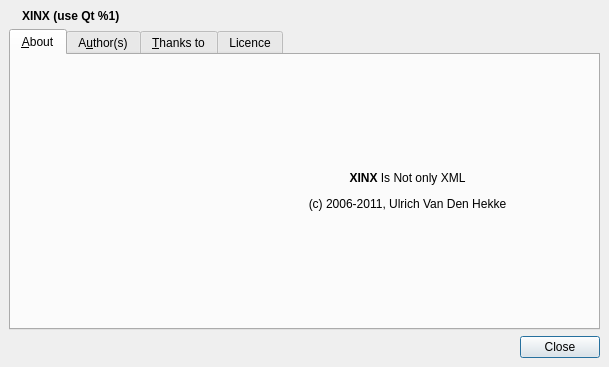
This is framework/application/about.ui in phoenix741/xinx as Qt 5 draws it before an edit. The edited form follows.
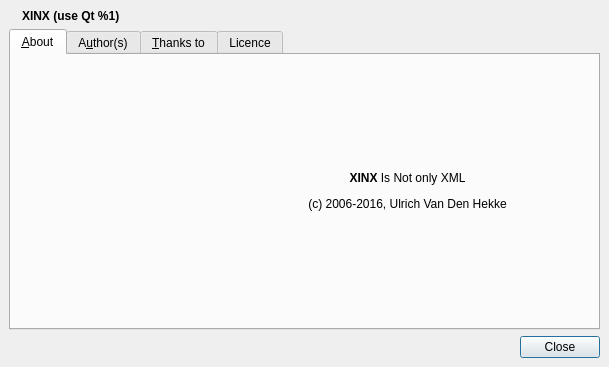
This is the edited form. Icons and pictures are not drawn.

The edit to the form file:
```diff
--- a/framework/application/about.ui
+++ b/framework/application/about.ui
@@ -71,8 +71,7 @@
        <item>
         <widget class="QLabel" name="m_aboutLabel">
          <property name="text">
-          <string>&lt;p&gt;&lt;b&gt;XINX&lt;/b&gt; Is Not only XML&lt;/p&gt;
-&lt;p&gt;(c) 2006-2011, Ulrich Van Den Hekke&lt;/p&gt;</string>
+          <string>&lt;html&gt;&lt;head/&gt;&lt;body&gt;&lt;p&gt;&lt;span style=&quot; font-weight:600;&quot;&gt;XINX&lt;/span&gt; Is Not only XML&lt;/p&gt;&lt;p&gt;(c) 2006-2016, Ulrich Van Den Hekke&lt;/p&gt;&lt;/body&gt;&lt;/html&gt;</string>
          </property>
          <property name="alignment">
           <set>Qt::AlignCenter</set>
```
Left out of the diff: 3 changed lines with no effect on the pictures.
